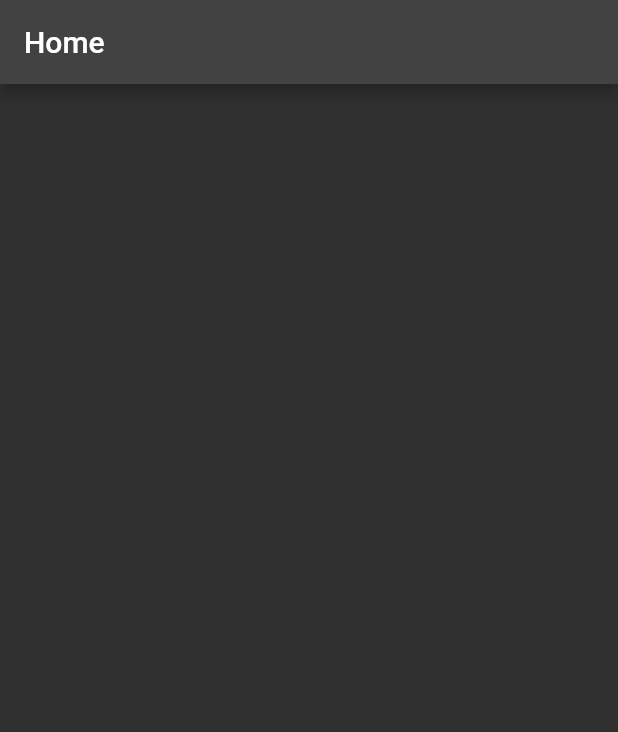
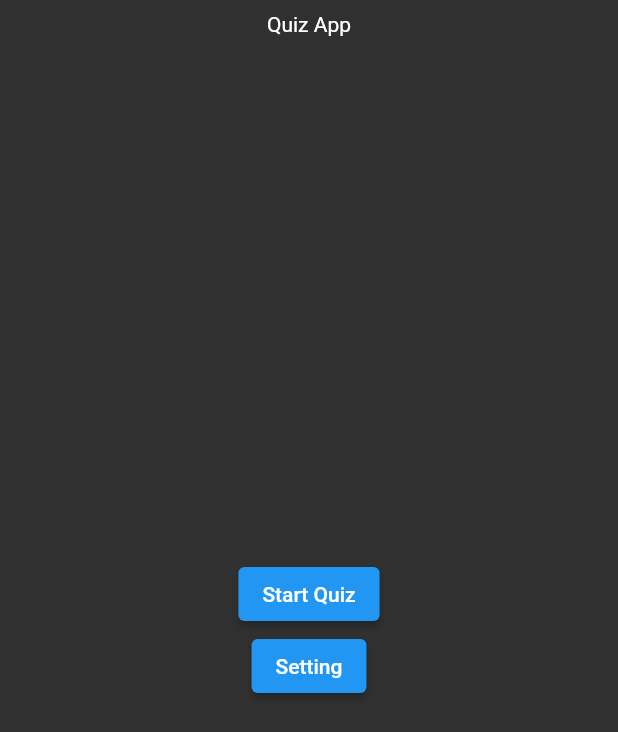
Before and after one commit to MHYeung/quiz_app, a Flutter app: the screen it shows after launch, on a phone screen of 412 x 824 dp. Shown: the top 732 px of the screen. Run offline on Flutter 3.47's test engine with Material 2 defaults, Android fonts, the phone set to English and light mode, and no system bars; our stand-ins replace go_router, hooks_riverpod.

Commit message:
home screen

```diff
--- a/lib/screens/home_screen.dart
+++ b/lib/screens/home_screen.dart
@@ -1,5 +1,7 @@
 import 'package:flutter/material.dart';
+import 'package:go_router/go_router.dart';
 import 'package:hooks_riverpod/hooks_riverpod.dart';
+import 'package:quiz_app/screens/setting_screen.dart';
 
 class HomeScreen extends HookConsumerWidget {
   const HomeScreen({super.key});
@@ -9,7 +11,25 @@ class HomeScreen extends HookConsumerWidget {
   @override
   Widget build(BuildContext context, WidgetRef ref) {
     return Scaffold(
-      appBar: AppBar(title: Text('Home')),
-      );
+     body: SafeArea(
+      minimum: EdgeInsets.all(8.0),
+       child: Column(
+          children: [
+            Center(
+              child: Text("Quiz App"),
+            ),
+            Expanded(
+                flex: 3,
+                child: Column(
+                  mainAxisAlignment: MainAxisAlignment.center,
+                  children: [
+                    ElevatedButton(onPressed: (){}, child: Text("Start Quiz")),
+                    ElevatedButton(onPressed: ()=> context.pushNamed(SettingScreen.name), child: Text("Setting"))
+                  ],
+                ))
+          ],
+        ),
+     ),
+    );
   }
 }
```
